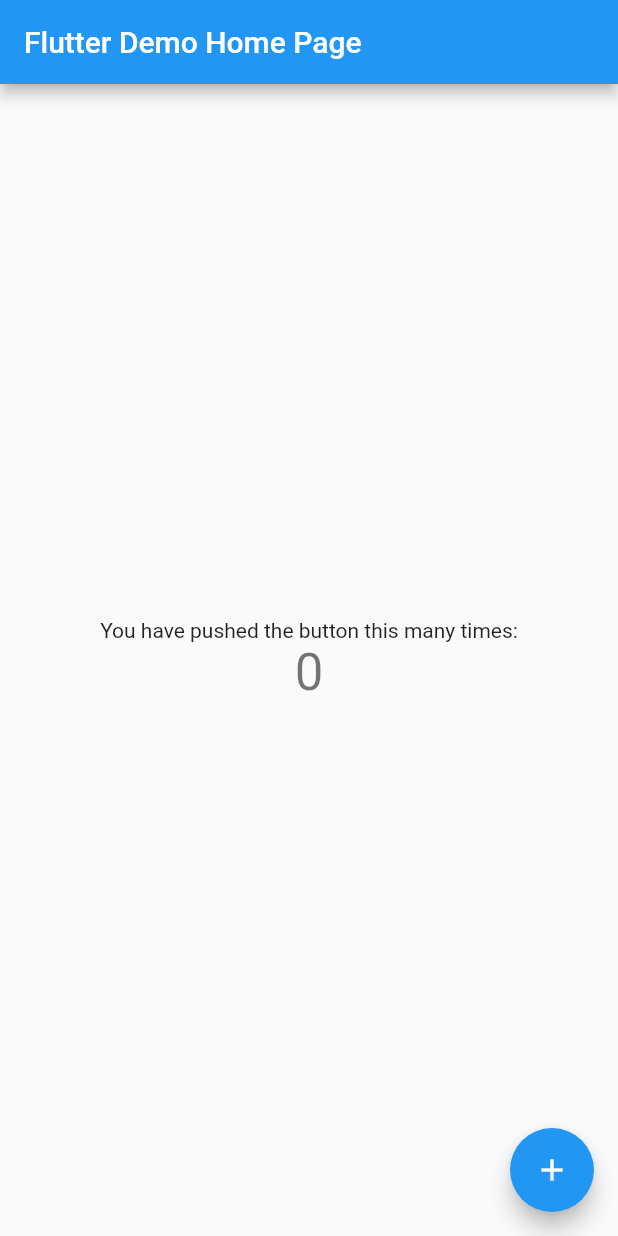
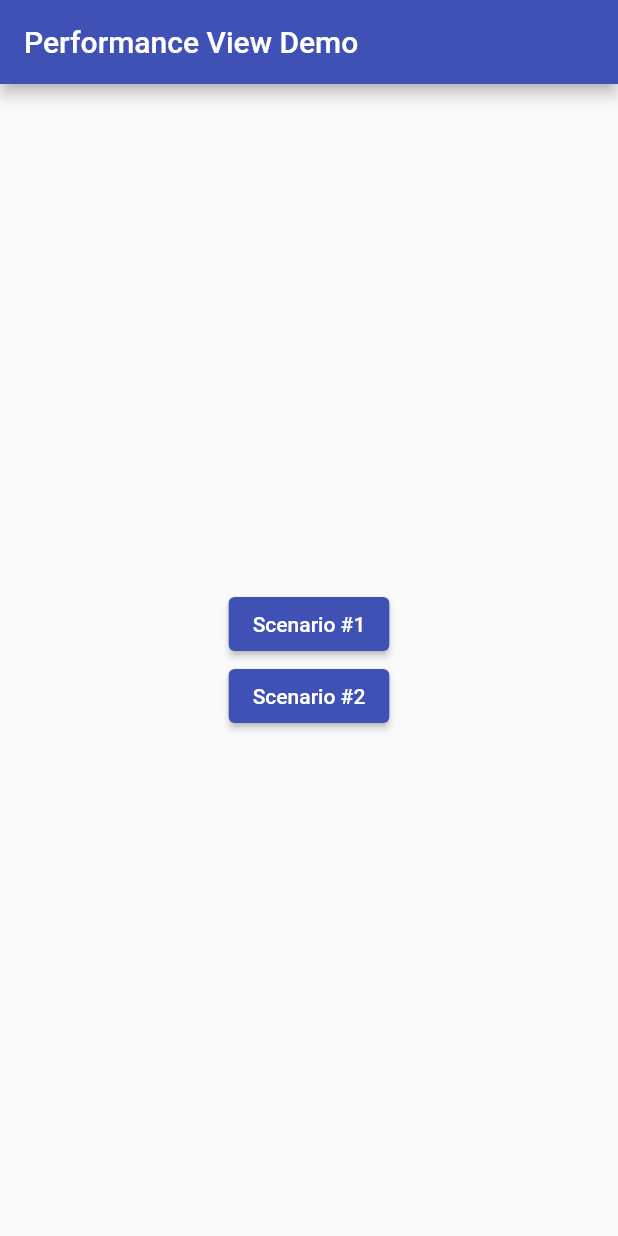
Before and after one commit to ashitaprasad/performance_view_demo, a Flutter app: the screen it shows after launch, on a phone screen of 412 x 824 dp. Run offline on Flutter 3.47's test engine with Material 2 defaults, Android fonts, the phone set to English and light mode, and no system bars; our stand-ins replace flutter_lorem.

Commit message:
demo code

```diff
--- a/lib/main.dart
+++ b/lib/main.dart
@@ -1,4 +1,5 @@
 import 'package:flutter/material.dart';
+import 'screens/screens.dart';
 
 void main() {
   runApp(const MyApp());
@@ -11,36 +12,17 @@ class MyApp extends StatelessWidget {
   @override
   Widget build(BuildContext context) {
     return MaterialApp(
-      title: 'Flutter Demo',
+      title: 'Performance View Demo',
       theme: ThemeData(
-        // This is the theme of your application.
-        //
-        // Try running your application with "flutter run". You'll see the
-        // application has a blue toolbar. Then, without quitting the app, try
-        // changing the primarySwatch below to Colors.green and then invoke
-        // "hot reload" (press "r" in the console where you ran "flutter run",
-        // or simply save your changes to "hot reload" in a Flutter IDE).
-        // Notice that the counter didn't reset back to zero; the application
-        // is not restarted.
-        primarySwatch: Colors.blue,
+        primarySwatch: Colors.indigo,
       ),
-      home: const MyHomePage(title: 'Flutter Demo Home Page'),
+      home: const MyHomePage(title: 'Performance View Demo'),
     );
   }
 }
 
 class MyHomePage extends StatefulWidget {
   const MyHomePage({super.key, required this.title});
-
-  // This widget is the home page of your application. It is stateful, meaning
-  // that it has a State object (defined below) that contains fields that affect
-  // how it looks.
-
-  // This class is the configuration for the state. It holds the values (in this
-  // case the title) provided by the parent (in this case the App widget) and
-  // used by the build method of the State. Fields in a Widget subclass are
-  // always marked "final".
-
   final String title;
 
   @override
@@ -48,68 +30,41 @@ class MyHomePage extends StatefulWidget {
 }
 
 class _MyHomePageState extends State<MyHomePage> {
-  int _counter = 0;
-
-  void _incrementCounter() {
-    setState(() {
-      // This call to setState tells the Flutter framework that something has
-      // changed in this State, which causes it to rerun the build method below
-      // so that the display can reflect the updated values. If we changed
-      // _counter without calling setState(), then the build method would not be
-      // called again, and so nothing would appear to happen.
-      _counter++;
-    });
-  }
-
   @override
   Widget build(BuildContext context) {
-    // This method is rerun every time setState is called, for instance as done
-    // by the _incrementCounter method above.
-    //
-    // The Flutter framework has been optimized to make rerunning build methods
-    // fast, so that you can just rebuild anything that needs updating rather
-    // than having to individually change instances of widgets.
     return Scaffold(
       appBar: AppBar(
-        // Here we take the value from the MyHomePage object that was created by
-        // the App.build method, and use it to set our appbar title.
         title: Text(widget.title),
       ),
       body: Center(
-        // Center is a layout widget. It takes a single child and positions it
-        // in the middle of the parent.
         child: Column(
-          // Column is also a layout widget. It takes a list of children and
-          // arranges them vertically. By default, it sizes itself to fit its
-          // children horizontally, and tries to be as tall as its parent.
-          //
-          // Invoke "debug painting" (press "p" in the console, choose the
-          // "Toggle Debug Paint" action from the Flutter Inspector in Android
-          // Studio, or the "Toggle Debug Paint" command in Visual Studio Code)
-          // to see the wireframe for each widget.
-          //
-          // Column has various properties to control how it sizes itself and
-          // how it positions its children. Here we use mainAxisAlignment to
-          // center the children vertically; the main axis here is the vertical
-          // axis because Columns are vertical (the cross axis would be
-          // horizontal).
           mainAxisAlignment: MainAxisAlignment.center,
           children: <Widget>[
-            const Text(
-              'You have pushed the button this many times:',
+            ElevatedButton(
+              onPressed: () {
+                Navigator.push(
+                  context,
+                  MaterialPageRoute(
+                    builder: (context) => const WrappedListsPage(),
+                  ),
+                );
+              },
+              child: const Text("Scenario #1"),
             ),
-            Text(
-              '$_counter',
-              style: Theme.of(context).textTheme.headline4,
+            ElevatedButton(
+              onPressed: () {
+                Navigator.push(
+                  context,
+                  MaterialPageRoute(
+                    builder: (context) => const SliversPage(),
+                  ),
+                );
+              },
+              child: const Text("Scenario #2"),
             ),
           ],
         ),
       ),
-      floatingActionButton: FloatingActionButton(
-        onPressed: _incrementCounter,
-        tooltip: 'Increment',
-        child: const Icon(Icons.add),
-      ), // This trailing comma makes auto-formatting nicer for build methods.
     );
   }
 }
--- /dev/null
+++ b/lib/screens/screens.dart
@@ -0,0 +1,2 @@
+export 'slivers.dart';
+export 'shrinklists.dart';
--- a/pubspec.yaml
+++ b/pubspec.yaml
@@ -32,10 +32,7 @@ dependencies:
   flutter:
     sdk: flutter
 
-
-  # The following adds the Cupertino Icons font to your application.
-  # Use with the CupertinoIcons class for iOS style icons.
-  cupertino_icons: ^1.0.2
+  flutter_lorem: ^2.0.0
 
 dev_dependencies:
   flutter_test:
```
Also changed, not shown: lib/commons.dart (added, +64 -0 lines), lib/screens/shrinklists.dart (added, +48 -0 lines), lib/screens/slivers.dart (added, +46 -0 lines), pubspec.lock.
